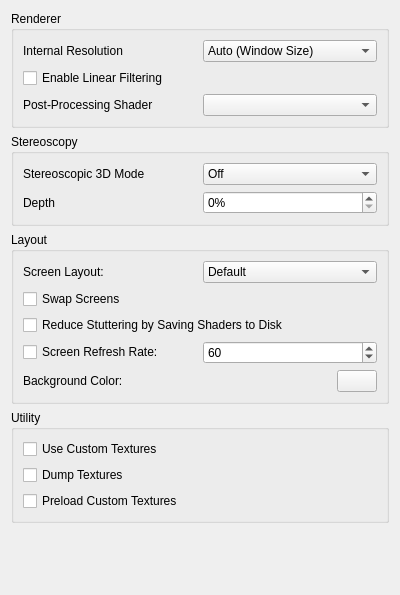
nick90845/citra-1, file src/citra_qt/configuration/configure_enhancements.ui: the form before one commit.
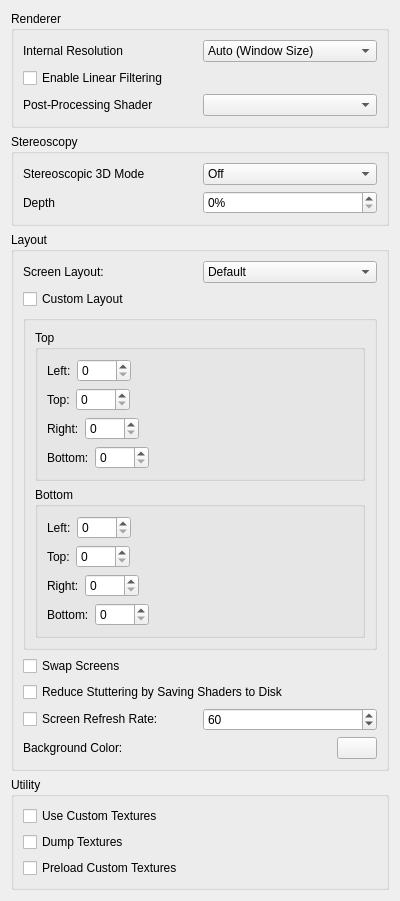
The form after the commit.

Commit message: valentinvanelslande's custom screen layout settings

What changed in the file:
```diff
--- a/src/citra_qt/configuration/configure_enhancements.ui
+++ b/src/citra_qt/configuration/configure_enhancements.ui
@@ -232,6 +232,288 @@
         </item>
        </layout>
       </item>
+      <item>
+       <widget class="QCheckBox" name="custom_layout">
+        <property name="text">
+         <string>Custom Layout</string>
+        </property>
+       </widget>
+      </item>
+      <item>
+       <widget class="QGroupBox" name="custom_layout_group">
+        <property name="title">
+         <string/>
+        </property>
+        <layout class="QVBoxLayout" name="verticalLayout_5">
+         <item>
+          <widget class="QGroupBox" name="custom_top">
+           <property name="title">
+            <string>Top</string>
+           </property>
+           <layout class="QVBoxLayout" name="verticalLayout_8">
+            <item>
+             <layout class="QHBoxLayout" name="horizontalLayout_5">
+              <item>
+               <widget class="QLabel" name="label_6">
+                <property name="text">
+                 <string>Left:</string>
+                </property>
+               </widget>
+              </item>
+              <item>
+               <widget class="QSpinBox" name="custom_top_left">
+                <property name="maximum">
+                 <number>5000</number>
+                </property>
+               </widget>
+              </item>
+              <item>
+               <spacer name="horizontalSpacer">
+                <property name="orientation">
+                 <enum>Qt::Horizontal</enum>
+                </property>
+                <property name="sizeHint" stdset="0">
+                 <size>
+                  <width>40</width>
+                  <height>20</height>
+                 </size>
+                </property>
+               </spacer>
+              </item>
+             </layout>
+            </item>
+            <item>
+             <layout class="QHBoxLayout" name="horizontalLayout_9">
+              <item>
+               <widget class="QLabel" name="label_7">
+                <property name="text">
+                 <string>Top:</string>
+                </property>
+               </widget>
+              </item>
+              <item>
+               <widget class="QSpinBox" name="custom_top_top">
+                <property name="maximum">
+                 <number>5000</number>
+                </property>
+               </widget>
+              </item>
+              <item>
+               <spacer name="horizontalSpacer_2">
+                <property name="orientation">
+                 <enum>Qt::Horizontal</enum>
+                </property>
+                <property name="sizeHint" stdset="0">
+                 <size>
+                  <width>40</width>
+                  <height>20</height>
+                 </size>
+                </property>
+               </spacer>
+              </item>
+             </layout>
+            </item>
+            <item>
+             <layout class="QHBoxLayout" name="horizontalLayout_10">
+              <item>
+               <widget class="QLabel" name="label_8">
+                <property name="text">
+                 <string>Right:</string>
+                </property>
+               </widget>
+              </item>
+              <item>
+               <widget class="QSpinBox" name="custom_top_right">
+                <property name="maximum">
+                 <number>5000</number>
+                </property>
+               </widget>
+              </item>
+              <item>
+               <spacer name="horizontalSpacer_3">
+                <property name="orientation">
+                 <enum>Qt::Horizontal</enum>
+                </property>
+                <property name="sizeHint" stdset="0">
+                 <size>
+                  <width>40</width>
+                  <height>20</height>
+                 </size>
+                </property>
+               </spacer>
+              </item>
+             </layout>
+            </item>
+            <item>
+             <layout class="QHBoxLayout" name="horizontalLayout_11">
+              <item>
+               <widget class="QLabel" name="label_11">
+                <property name="text">
+                 <string>Bottom:</string>
+                </property>
+               </widget>
+              </item>
+              <item>
+               <widget class="QSpinBox" name="custom_top_bottom">
+                <property name="maximum">
+                 <number>5000</number>
+                </property>
+               </widget>
+              </item>
+              <item>
+               <spacer name="horizontalSpacer_4">
+                <property name="orientation">
+                 <enum>Qt::Horizontal</enum>
+                </property>
+                <property name="sizeHint" stdset="0">
+                 <size>
+                  <width>40</width>
+                  <height>20</height>
+                 </size>
+                </property>
+               </spacer>
+              </item>
+             </layout>
+            </item>
+           </layout>
+          </widget>
+         </item>
+         <item>
+          <widget class="QGroupBox" name="custom_bottom">
+           <property name="title">
+            <string>Bottom</string>
+           </property>
+           <layout class="QVBoxLayout" name="verticalLayout_9">
+            <item>
+             <layout class="QHBoxLayout" name="horizontalLayout_12">
+              <item>
+               <widget class="QLabel" name="label_9">
+                <property name="text">
+                 <string>Left:</string>
+                </property>
+               </widget>
+              </item>
+              <item>
+               <widget class="QSpinBox" name="custom_bottom_left">
+                <property name="maximum">
+                 <number>5000</number>
+                </property>
+               </widget>
+              </item>
+              <item>
+               <spacer name="horizontalSpacer_5">
+                <property name="orientation">
+                 <enum>Qt::Horizontal</enum>
+                </property>
+                <property name="sizeHint" stdset="0">
+                 <size>
+                  <width>40</width>
+                  <height>20</height>
+                 </size>
+                </property>
+               </spacer>
+              </item>
+             </layout>
+            </item>
+            <item>
+             <layout class="QHBoxLayout" name="horizontalLayout_13">
+              <item>
+               <widget class="QLabel" name="label_10">
+                <property name="text">
+                 <string>Top:</string>
+                </property>
+               </widget>
+              </item>
+              <item>
+               <widget class="QSpinBox" name="custom_bottom_top">
+                <property name="maximum">
+                 <number>5000</number>
+                </property>
+               </widget>
+              </item>
+              <item>
+               <spacer name="horizontalSpacer_6">
+                <property name="orientation">
+                 <enum>Qt::Horizontal</enum>
+                </property>
+                <property name="sizeHint" stdset="0">
+                 <size>
+                  <width>40</width>
+                  <height>20</height>
+                 </size>
+                </property>
+               </spacer>
+              </item>
+             </layout>
+            </item>
+            <item>
+             <layout class="QHBoxLayout" name="horizontalLayout_14">
+              <item>
+               <widget class="QLabel" name="label_12">
+                <property name="text">
+                 <string>Right:</string>
+                </property>
+               </widget>
+              </item>
+              <item>
+               <widget class="QSpinBox" name="custom_bottom_right">
+                <property name="maximum">
+                 <number>5000</number>
+                </property>
+               </widget>
+              </item>
+              <item>
+               <spacer name="horizontalSpacer_7">
+                <property name="orientation">
+                 <enum>Qt::Horizontal</enum>
+                </property>
+                <property name="sizeHint" stdset="0">
+                 <size>
+                  <width>40</width>
+                  <height>20</height>
+                 </size>
+                </property>
+               </spacer>
+              </item>
+             </layout>
+            </item>
+            <item>
+             <layout class="QHBoxLayout" name="horizontalLayout_15">
+              <item>
+               <widget class="QLabel" name="label_13">
+                <property name="text">
+                 <string>Bottom:</string>
+                </property>
+               </widget>
+              </item>
+              <item>
+               <widget class="QSpinBox" name="custom_bottom_bottom">
+                <property name="maximum">
+                 <number>5000</number>
+                </property>
+               </widget>
+              </item>
+              <item>
+               <spacer name="horizontalSpacer_8">
+                <property name="orientation">
+                 <enum>Qt::Horizontal</enum>
+                </property>
+                <property name="sizeHint" stdset="0">
+                 <size>
+                  <width>40</width>
+                  <height>20</height>
+                 </size>
+                </property>
+               </spacer>
+              </item>
+             </layout>
+            </item>
+           </layout>
+          </widget>
+         </item>
+        </layout>
+       </widget>
+      </item>
       <item>
        <widget class="QCheckBox" name="swap_screen">
         <property name="text">
```
The commit also changes 1 other file.
